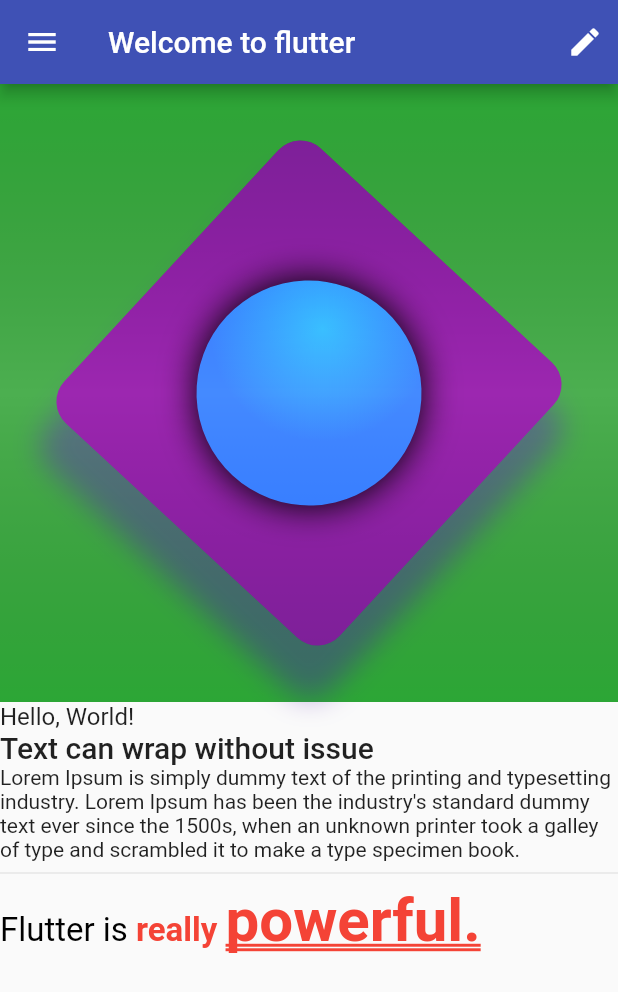
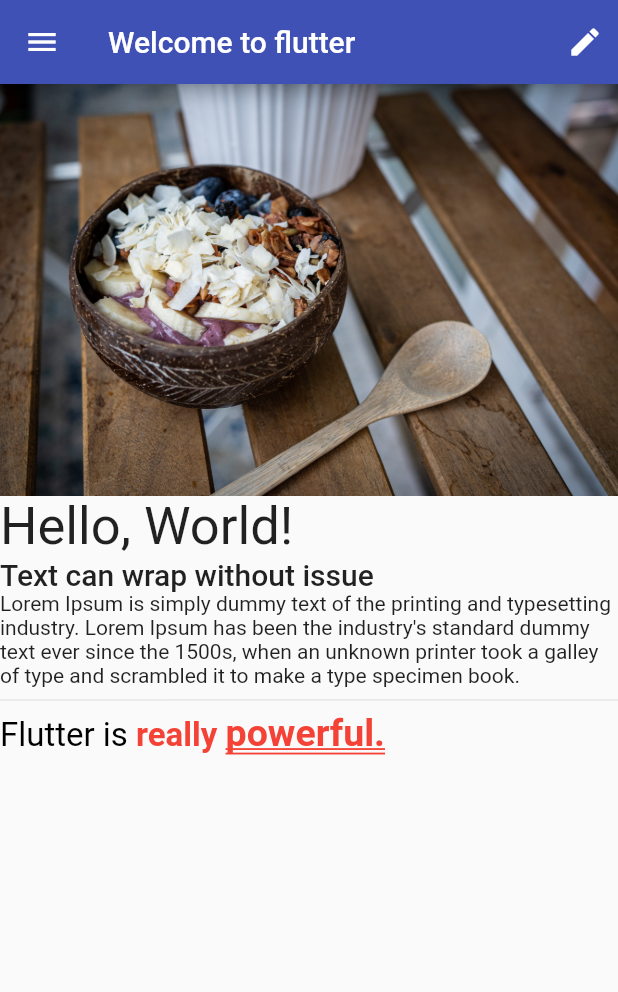
Before and after one commit to deanie77/flutter_layout, a Flutter app: the screen it shows after launch, on a phone screen of 412 x 824 dp. Shown: the top 992 px of the screen. Run offline on Flutter 3.47's test engine with Material 2 defaults, Android fonts, the phone set to English and light mode, and no system bars; our stand-ins replace google_fonts.

Commit message:
added an image and google fonts

```diff
--- a/lib/basic_screen.dart
+++ b/lib/basic_screen.dart
@@ -20,12 +20,9 @@ class BasicScreen extends StatelessWidget {
       ),
       body: Column(
         crossAxisAlignment: CrossAxisAlignment.start,
-        children: const [
-          AspectRatio(
-          aspectRatio: 1.0,
-          child: ImmutableWidget(),
-        ),
-        TextLayout()
+        children: <Widget>[
+          Image.asset('assets/plate.jpg'),
+          const TextLayout()
         ],
       ),
       drawer: Drawer(
--- a/lib/text_layout.dart
+++ b/lib/text_layout.dart
@@ -1,4 +1,5 @@
 import 'package:flutter/material.dart';
+import 'package:google_fonts/google_fonts.dart';
 
 class TextLayout extends StatelessWidget {
   const TextLayout({ Key? key }) : super(key: key);
@@ -8,9 +9,9 @@ class TextLayout extends StatelessWidget {
     return Column(
       crossAxisAlignment: CrossAxisAlignment.start,
       children: <Widget>[
-        const Text(
+        Text(
           'Hello, World!',
-          style: TextStyle(fontSize: 16),
+          style: GoogleFonts.nanumGothic(fontSize: 35),
         ),
         Text(
           'Text can wrap without issue',
@@ -37,7 +38,7 @@ class TextLayout extends StatelessWidget {
                     style: TextStyle(
                       decoration: TextDecoration.underline,
                       decorationStyle: TextDecorationStyle.double,
-                      fontSize: 40,
+                      fontSize: 25,
                     ),
                   ),
                 ],
--- a/pubspec.yaml
+++ b/pubspec.yaml
@@ -29,6 +29,7 @@ environment:
 dependencies:
   flutter:
     sdk: flutter
+  google_fonts: ^2.0.0
 
 
   # The following adds the Cupertino Icons font to your application.
@@ -58,9 +59,8 @@ flutter:
   uses-material-design: true
 
   # To add assets to your application, add an assets section, like this:
-  # assets:
-  #   - images/a_dot_burr.jpeg
-  #   - images/a_dot_ham.jpeg
+  assets:
+    - assets/
 
   # An image asset can refer to one or more resolution-specific "variants", see
   # https://flutter.dev/assets-and-images/#resolution-aware.
```
Also changed, not shown: assets/plate.jpg (added), pubspec.lock, 3 other files.
